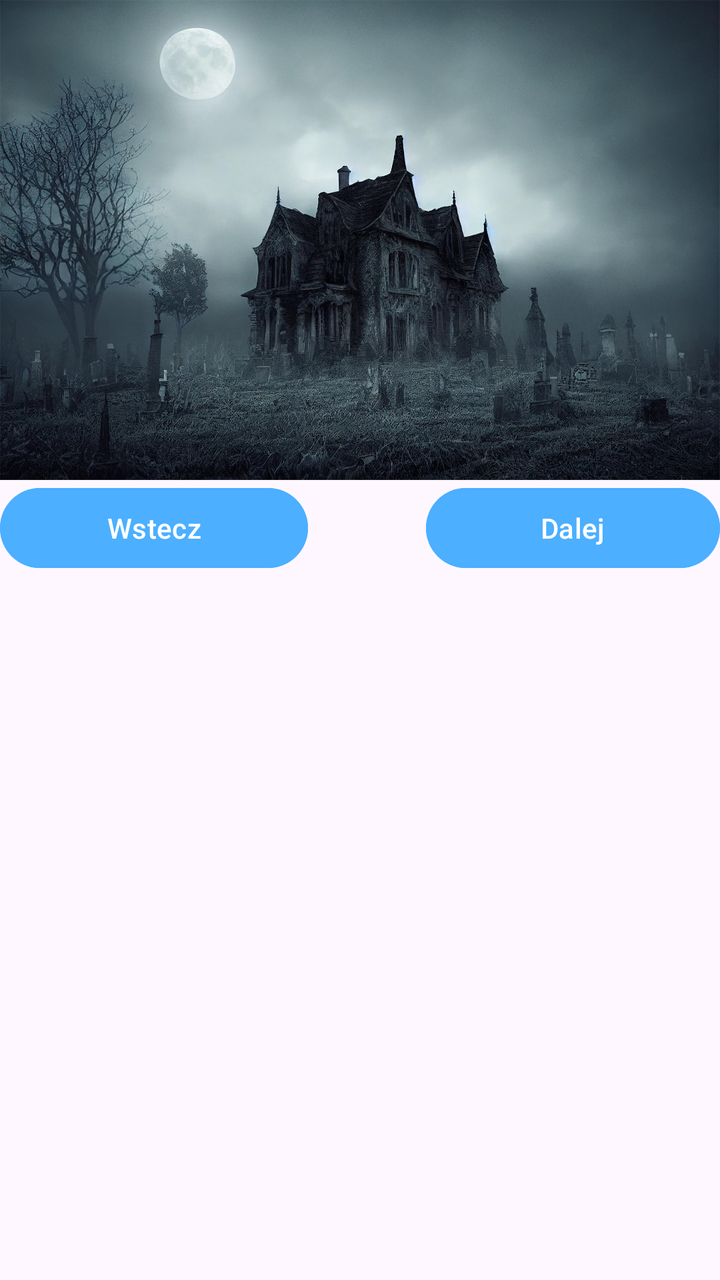
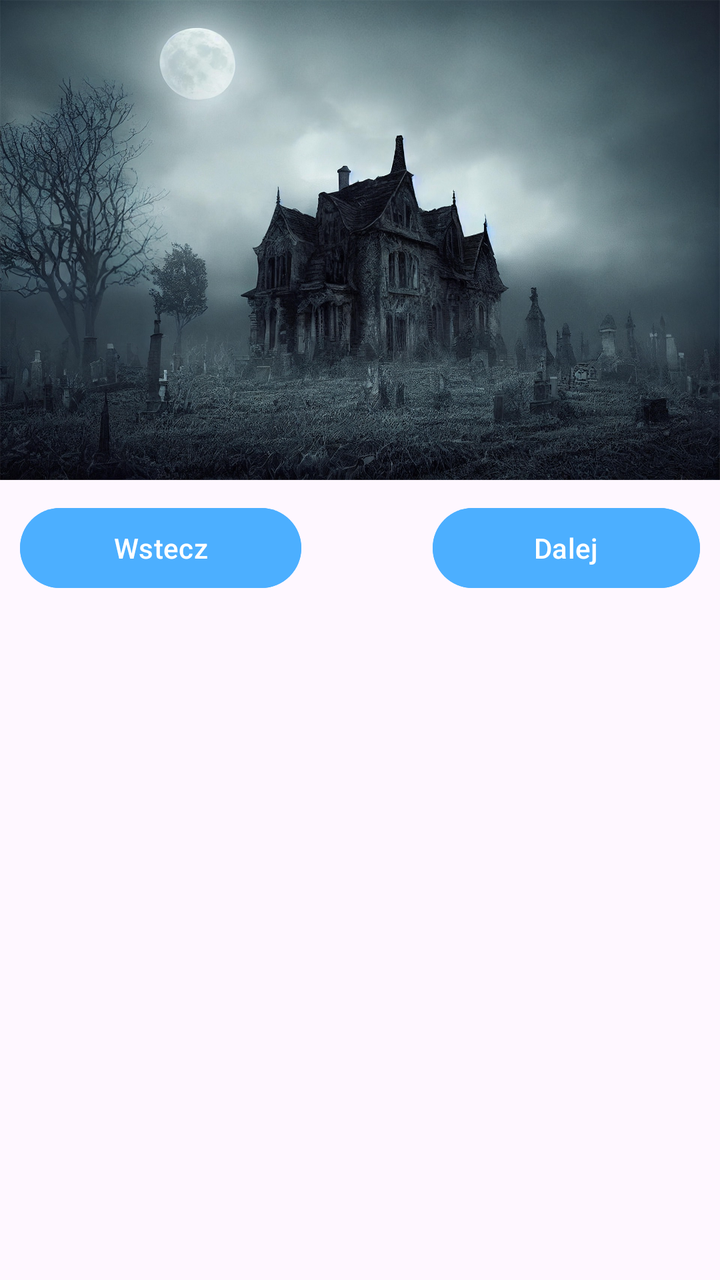

Before-and-after screenshots of an Android layout around one commit, followed by the original layout XML and the change that was made.
<!-- AndroidManifest.xml: application theme Theme.Galeria3pt2gr -->
<!-- res/layout/activity_main.xml -->
<?xml version="1.0" encoding="utf-8"?>
<LinearLayout xmlns:android="http://schemas.android.com/apk/res/android"
    xmlns:app="http://schemas.android.com/apk/res-auto"
    xmlns:tools="http://schemas.android.com/tools"
    android:id="@+id/main"
    android:layout_width="match_parent"
    android:layout_height="match_parent"
    android:orientation="vertical"
    tools:context=".MainActivity">

    <ImageView
        android:id="@+id/imageView"
        android:layout_width="match_parent"
        android:layout_height="wrap_content"
        android:adjustViewBounds="true"
        app:srcCompat="@drawable/hauntedhouse" />

    <LinearLayout
        android:layout_width="match_parent"
        android:layout_height="match_parent"
        android:orientation="horizontal">

        <Button
            android:id="@+id/buttonWstecz"
            android:layout_width="wrap_content"
            android:layout_height="wrap_content"
            android:layout_weight="1"
            android:backgroundTint="#4CAFFF"
            android:text="Wstecz" />

        <TextView
            android:layout_width="wrap_content"
            android:layout_height="wrap_content"
            android:layout_weight="1"
            android:text="" />

        <Button
            android:id="@+id/buttonDalej"
            android:layout_width="wrap_content"
            android:layout_height="wrap_content"
            android:backgroundTint="#4CAFFF"
            android:layout_weight="1"
            android:text="Dalej" />
    </LinearLayout>

</LinearLayout>
<!-- resources referenced by this layout -->
<resources>
  <!-- drawable hauntedhouse: jpg bitmap (drawable, 572920 bytes) -->
  <style name="Theme.Galeria3pt2gr" parent="Base.Theme.Galeria3pt2gr" />
  <style name="Base.Theme.Galeria3pt2gr" parent="Theme.Material3.DayNight.NoActionBar">
          
          
      </style>
</resources>

<!-- the commit's change to res/layout/activity_main.xml (unified diff, before → after) -->
@@ -25,6 +25,7 @@
             android:layout_width="wrap_content"
             android:layout_height="wrap_content"
             android:layout_weight="1"
+            android:layout_margin="10dp"
             android:backgroundTint="#4CAFFF"
             android:text="Wstecz" />
 
@@ -38,8 +39,9 @@
             android:id="@+id/buttonDalej"
             android:layout_width="wrap_content"
             android:layout_height="wrap_content"
+            android:layout_weight="1"
+            android:layout_margin="10dp"
             android:backgroundTint="#4CAFFF"
-            android:layout_weight="1"
             android:text="Dalej" />
     </LinearLayout>
 
